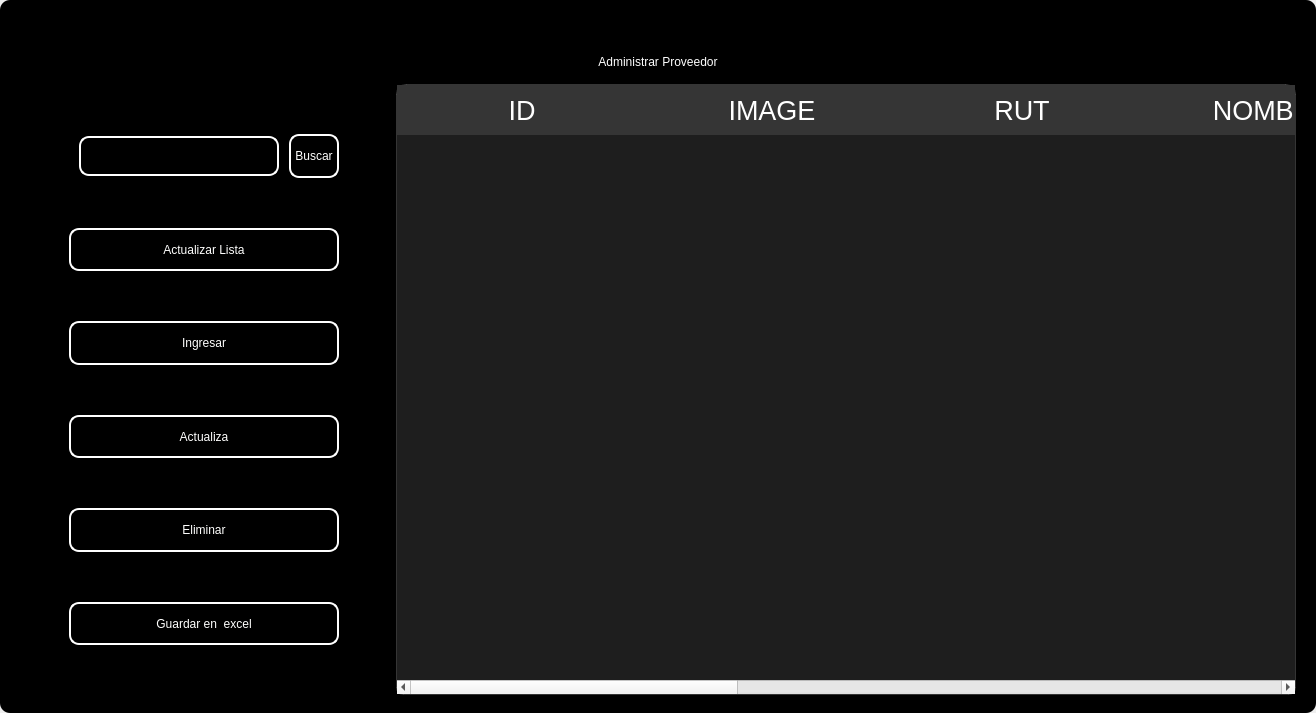
Qt form design/standar/mainprovider2.ui (codemiguel-dev/ERP-EmprendeSoft-Desktop) before a commit.
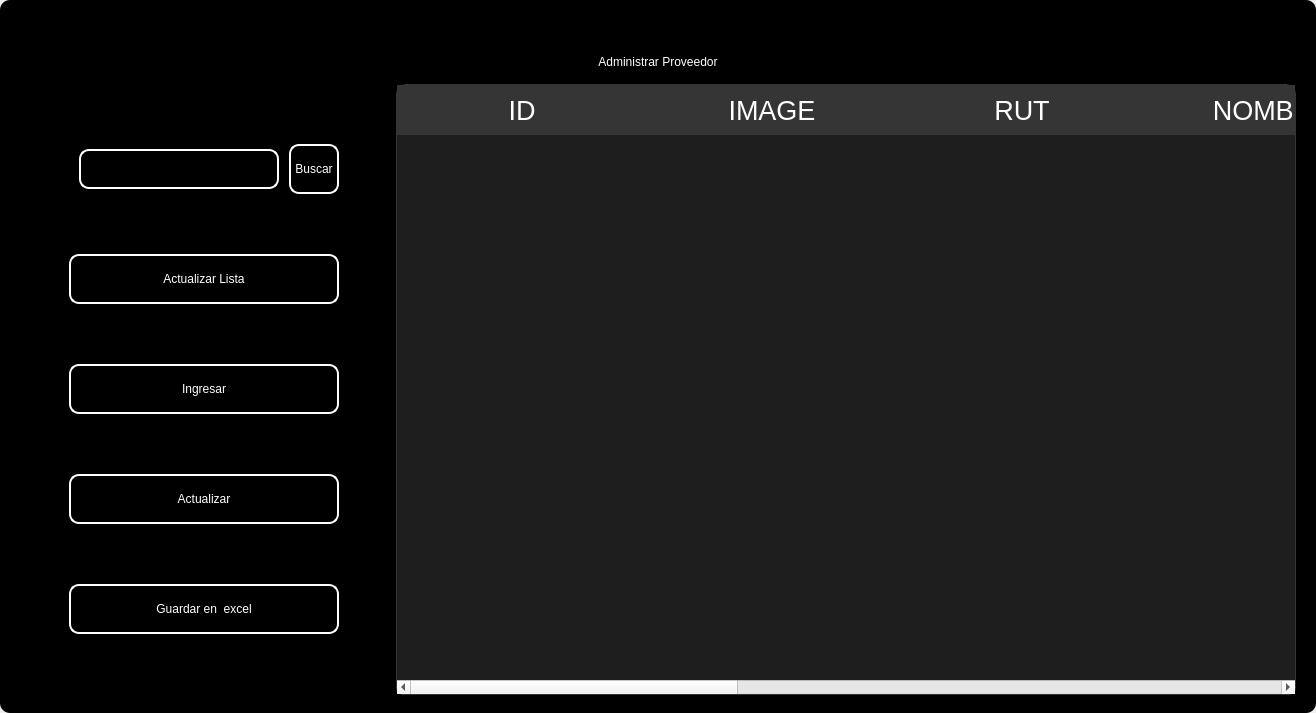
The same form after that commit. Icons and pictures are not drawn.

The edit to the form file:
```diff
--- a/design/standar/mainprovider2.ui
+++ b/design/standar/mainprovider2.ui
@@ -630,51 +630,7 @@
 }</string>
               </property>
               <property name="text">
-               <string>Actualiza</string>
-              </property>
-              <property name="iconSize">
-               <size>
-                <width>35</width>
-                <height>35</height>
-               </size>
-              </property>
-             </widget>
-            </item>
-            <item>
-             <widget class="QPushButton" name="btn_delete">
-              <property name="minimumSize">
-               <size>
-                <width>0</width>
-                <height>40</height>
-               </size>
-              </property>
-              <property name="maximumSize">
-               <size>
-                <width>300</width>
-                <height>50</height>
-               </size>
-              </property>
-              <property name="cursor">
-               <cursorShape>PointingHandCursor</cursorShape>
-              </property>
-              <property name="styleSheet">
-               <string notr="true">QPushButton{
-border-radius:10px; 
-font: 12pt &quot;Arial&quot;;
-color: rgb(255, 255, 254);
-border: 2px solid #ffffff;
-}
-
-QPushButton:hover{
-border-radius:10px; 
-font: 12pt &quot;Arial&quot;;
-color: rgb(255, 255, 255);
-border: 2px solid rgb(120, 0, 171);
-	background-color: rgb(120, 0, 171);
-}</string>
-              </property>
-              <property name="text">
-               <string>Eliminar</string>
+               <string>Actualizar</string>
               </property>
               <property name="iconSize">
                <size>
```
